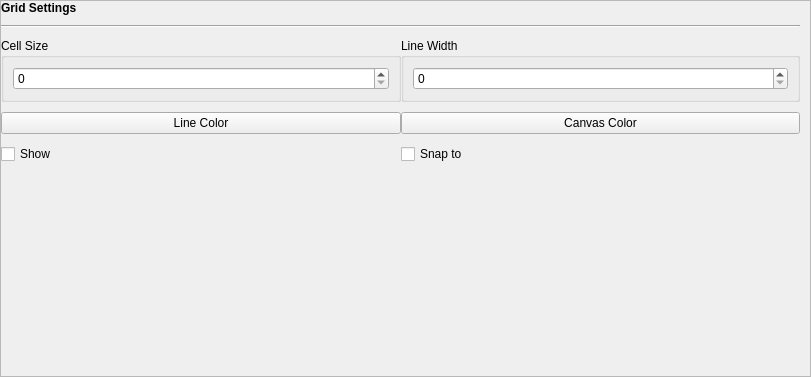
First picture: the form in src/airunner/components/art/gui/widgets/grid_preferences/templates/grid_preferences.ui, repository Capsize-Games/airunner, before the edit.
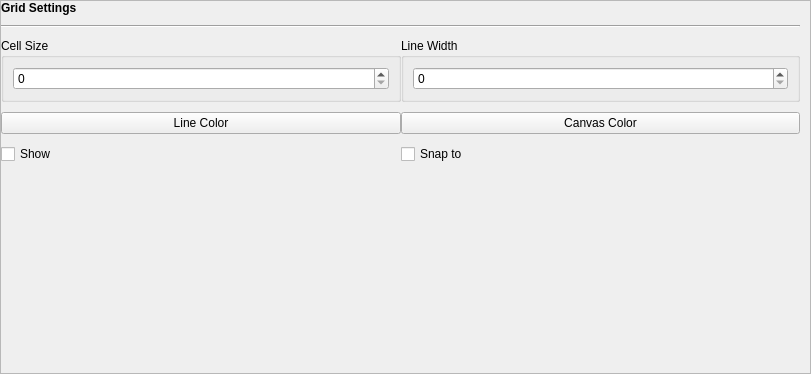
Second picture: the form after the edit.

Commit message: modify image generation settings panel styles

The edit to the form file:
```diff
--- a/src/airunner/components/art/gui/widgets/grid_preferences/templates/grid_preferences.ui
+++ b/src/airunner/components/art/gui/widgets/grid_preferences/templates/grid_preferences.ui
@@ -7,7 +7,7 @@
     <x>0</x>
     <y>0</y>
     <width>811</width>
-    <height>377</height>
+    <height>374</height>
    </rect>
   </property>
   <property name="windowTitle">
@@ -40,7 +40,7 @@
         <x>0</x>
         <y>0</y>
         <width>809</width>
-        <height>375</height>
+        <height>372</height>
        </rect>
       </property>
       <layout class="QGridLayout" name="gridLayout">
@@ -139,7 +139,7 @@
          <property name="sizeHint" stdset="0">
           <size>
            <width>20</width>
-           <height>40</height>
+           <height>0</height>
           </size>
          </property>
         </spacer>
```
Left out of the diff: 106 changed lines with no effect on the pictures. The commit also changes 6 other files.
